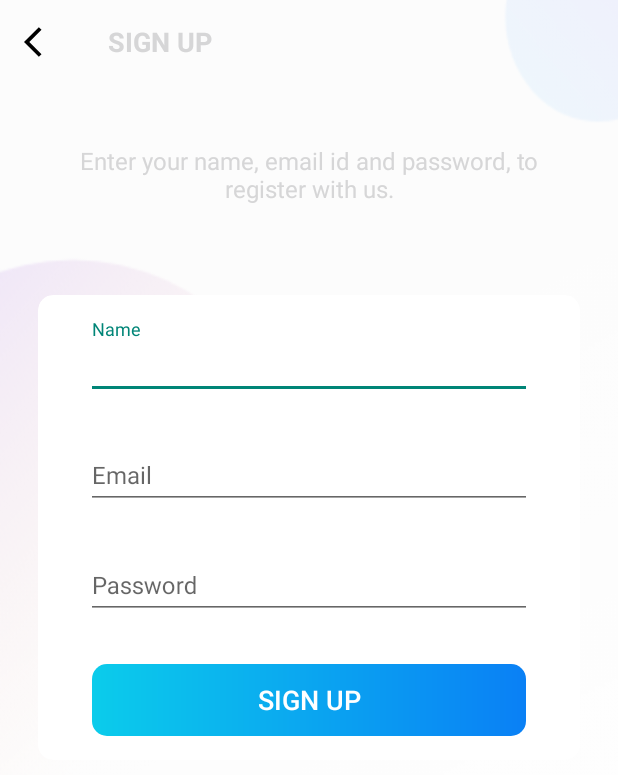
After one commit to sashok1353/android-projects, an Android app: the SignUpActivity screen opened directly, with no data from a screen before it, on a phone screen of 412 x 824 dp. The commit adds this screen. Shown: the top 775 px of the screen. Run offline under Robolectric (Android 15) with nearby library versions, the phone set to English and light mode, and no system bars.

Commit message:
Setting up sign up activity

```diff
--- a/Projemanag/app/build.gradle
+++ b/Projemanag/app/build.gradle
@@ -42,6 +42,7 @@ dependencies {
     implementation 'androidx.appcompat:appcompat:1.5.1'
     implementation 'com.google.android.material:material:1.7.0'
     implementation 'androidx.constraintlayout:constraintlayout:2.1.4'
+    implementation 'com.google.android.material:material:1.7.0'
     testImplementation 'junit:junit:4.13.2'
     androidTestImplementation 'androidx.test.ext:junit:1.1.4'
     androidTestImplementation 'androidx.test.espresso:espresso-core:3.5.0'
--- a/Projemanag/app/src/main/AndroidManifest.xml
+++ b/Projemanag/app/src/main/AndroidManifest.xml
@@ -13,11 +13,19 @@
         android:theme="@style/Theme.Projemanag"
         tools:targetApi="31">
         <activity
+            android:name=".SignUpActivity"
+            android:screenOrientation="portrait"
+            android:theme="@style/Theme.AppCompat.DayNight.NoActionBar"
+            android:exported="false">
+            <meta-data
+                android:name="android.app.lib_name"
+                android:value="" />
+        </activity>
+        <activity
             android:name=".IntroActivity"
             android:exported="false"
             android:screenOrientation="portrait"
-            android:theme="@style/Theme.AppCompat.DayNight.NoActionBar"
-            >
+            android:theme="@style/Theme.AppCompat.DayNight.NoActionBar">
             <meta-data
                 android:name="android.app.lib_name"
                 android:value="" />
--- a/Projemanag/app/src/main/java/com/example/projemanag/IntroActivity.kt
+++ b/Projemanag/app/src/main/java/com/example/projemanag/IntroActivity.kt
@@ -1,6 +1,6 @@
 package com.example.projemanag
 
-import android.graphics.Typeface
+import android.content.Intent
 import androidx.appcompat.app.AppCompatActivity
 import android.os.Bundle
 import android.view.WindowManager
@@ -13,11 +13,15 @@ class IntroActivity : AppCompatActivity() {
     override fun onCreate(savedInstanceState: Bundle?) {
         super.onCreate(savedInstanceState)
         binding = ActivityIntroBinding.inflate(layoutInflater)
-        setContentView(R.layout.activity_intro)
+        setContentView(binding?.root)
         window.setFlags(
             WindowManager.LayoutParams.FLAG_FULLSCREEN,
             WindowManager.LayoutParams.FLAG_FULLSCREEN
         )
 
+        binding?.btnSignUpIntro?.setOnClickListener {
+            startActivity(Intent(this, SignUpActivity::class.java))
+        }
+
     }
 }
--- /dev/null
+++ b/Projemanag/app/src/main/java/com/example/projemanag/SignUpActivity.kt
@@ -0,0 +1,37 @@
+package com.example.projemanag
+
+import androidx.appcompat.app.AppCompatActivity
+import android.os.Bundle
+import android.view.WindowManager
+import com.example.projemanag.databinding.ActivitySignUpBinding
+
+class SignUpActivity : AppCompatActivity() {
+
+    var binding: ActivitySignUpBinding? = null
+
+    override fun onCreate(savedInstanceState: Bundle?) {
+        super.onCreate(savedInstanceState)
+        binding =  ActivitySignUpBinding.inflate(layoutInflater)
+        setContentView(binding?.root)
+        window.setFlags(
+            WindowManager.LayoutParams.FLAG_FULLSCREEN,
+            WindowManager.LayoutParams.FLAG_FULLSCREEN
+        )
+        setupActionBar()
+    }
+
+    private fun setupActionBar() {
+        setSupportActionBar(binding?.toolbarSignUpActivity)
+
+        val actionBar = supportActionBar
+        if(actionBar != null) {
+            actionBar.setDisplayHomeAsUpEnabled(true)
+            actionBar.setHomeAsUpIndicator(R.drawable.ic_black_color_back_24dp)
+        }
+
+        binding?.toolbarSignUpActivity?.setNavigationOnClickListener {
+            onBackPressed()
+        }
+    }
+
+}
--- /dev/null
+++ b/Projemanag/app/src/main/res/drawable/ic_black_color_back_24dp.xml
@@ -0,0 +1,5 @@
+<vector android:autoMirrored="true" android:height="24dp"
+    android:tint="#000000" android:viewportHeight="24"
+    android:viewportWidth="24" android:width="24dp" xmlns:android="http://schemas.android.com/apk/res/android">
+    <path android:fillColor="@android:color/white" android:pathData="M11.67,3.87L9.9,2.1 0,12l9.9,9.9 1.77,-1.77L3.54,12z"/>
+</vector>
--- /dev/null
+++ b/Projemanag/app/src/main/res/layout/activity_sign_up.xml
@@ -0,0 +1,126 @@
+<?xml version="1.0" encoding="utf-8"?>
+<LinearLayout xmlns:android="http://schemas.android.com/apk/res/android"
+    xmlns:app="http://schemas.android.com/apk/res-auto"
+    xmlns:tools="http://schemas.android.com/tools"
+    android:layout_width="match_parent"
+    android:layout_height="match_parent"
+    android:background="@drawable/ic_background"
+    android:orientation="vertical"
+    tools:context=".SignUpActivity">
+
+    <androidx.appcompat.widget.Toolbar
+        android:id="@+id/toolbar_sign_up_activity"
+        android:layout_width="match_parent"
+        android:layout_height="?attr/actionBarSize">
+
+        <TextView
+            android:id="@+id/tv_title"
+            android:layout_width="match_parent"
+            android:layout_height="match_parent"
+            android:gravity="center_vertical"
+            android:text="@string/sign_up"
+            android:textColor="@color/primary_text_color"
+            android:textSize="@dimen/toolbar_title_text_size"
+            android:textStyle="bold" />
+
+    </androidx.appcompat.widget.Toolbar>
+
+    <LinearLayout
+        android:layout_width="match_parent"
+        android:layout_height="match_parent"
+        android:layout_gravity="center"
+        android:layout_marginTop="@dimen/authentication_screen_content_marginTop"
+        android:orientation="vertical">
+
+        <TextView
+            android:layout_width="match_parent"
+            android:layout_height="wrap_content"
+            android:layout_marginStart="@dimen/authentication_screen_marginStartEnd"
+            android:layout_marginEnd="@dimen/authentication_screen_marginStartEnd"
+            android:gravity="center"
+            android:text="@string/sign_up_description_text"
+            android:textColor="@color/secondary_text_color"
+            android:textSize="@dimen/authentication_description_text_size" />
+
+        <androidx.cardview.widget.CardView
+            android:layout_width="match_parent"
+            android:layout_height="wrap_content"
+            android:layout_marginStart="@dimen/authentication_screen_marginStartEnd"
+            android:layout_marginTop="@dimen/authentication_screen_card_view_marginTop"
+            android:layout_marginEnd="@dimen/authentication_screen_marginStartEnd"
+            android:elevation="@dimen/card_view_elevation"
+            app:cardCornerRadius="@dimen/card_view_corner_radius">
+
+            <LinearLayout
+                android:layout_width="match_parent"
+                android:layout_height="wrap_content"
+                android:orientation="vertical"
+                android:padding="@dimen/card_view_layout_content_padding">
+
+                <com.google.android.material.textfield.TextInputLayout
+                    android:layout_width="match_parent"
+                    android:layout_height="wrap_content"
+                    android:layout_marginStart="@dimen/authentication_screen_til_marginStartEnd"
+                    android:layout_marginEnd="@dimen/authentication_screen_til_marginStartEnd">
+
+                    <androidx.appcompat.widget.AppCompatEditText
+                        android:id="@+id/et_name"
+                        android:layout_width="match_parent"
+                        android:layout_height="wrap_content"
+                        android:hint="@string/name"
+                        android:inputType="textEmailAddress"
+                        android:textSize="@dimen/et_text_size" />
+                </com.google.android.material.textfield.TextInputLayout>
+
+                <com.google.android.material.textfield.TextInputLayout
+                    android:layout_width="match_parent"
+                    android:layout_height="wrap_content"
+                    android:layout_marginStart="@dimen/authentication_screen_til_marginStartEnd"
+                    android:layout_marginTop="@dimen/authentication_screen_til_marginTop"
+                    android:layout_marginEnd="@dimen/authentication_screen_til_marginStartEnd">
+
+                    <androidx.appcompat.widget.AppCompatEditText
+                        android:id="@+id/et_email"
+                        android:layout_width="match_parent"
+                        android:layout_height="wrap_content"
+                        android:hint="@string/email"
+                        android:inputType="textEmailAddress"
+                        android:textSize="@dimen/et_text_size" />
+                </com.google.android.material.textfield.TextInputLayout>
+
+                <com.google.android.material.textfield.TextInputLayout
+                    android:layout_width="match_parent"
+                    android:layout_height="wrap_content"
+                    android:layout_marginStart="@dimen/authentication_screen_til_marginStartEnd"
+                    android:layout_marginTop="@dimen/authentication_screen_til_marginTop"
+                    android:layout_marginEnd="@dimen/authentication_screen_til_marginStartEnd">
+
+                    <androidx.appcompat.widget.AppCompatEditText
+                        android:id="@+id/et_password"
+                        android:layout_width="match_parent"
+                        android:layout_height="wrap_content"
+                        android:hint="@string/password"
+                        android:inputType="textPassword"
+                        android:textSize="16sp" />
+                </com.google.android.material.textfield.TextInputLayout>
+
+                <androidx.appcompat.widget.AppCompatButton
+                    android:id="@+id/btn_sign_up"
+                    android:layout_width="match_parent"
+                    android:layout_height="wrap_content"
+                    android:layout_gravity="center"
+                    android:layout_marginStart="@dimen/btn_marginStartEnd"
+                    android:layout_marginTop="@dimen/sign_up_screen_btn_marginTop"
+                    android:layout_marginEnd="@dimen/btn_marginStartEnd"
+                    android:background="@drawable/shape_button_rounded"
+                    android:foreground="?attr/selectableItemBackground"
+                    android:gravity="center"
+                    android:paddingTop="@dimen/btn_paddingTopBottom"
+                    android:paddingBottom="@dimen/btn_paddingTopBottom"
+                    android:text="@string/sign_up"
+                    android:textColor="@android:color/white"
+                    android:textSize="@dimen/btn_text_size" />
+            </LinearLayout>
+        </androidx.cardview.widget.CardView>
+    </LinearLayout>
+</LinearLayout>
--- a/Projemanag/app/src/main/res/values/dimens.xml
+++ b/Projemanag/app/src/main/res/values/dimens.xml
@@ -15,4 +15,16 @@
     <dimen name="btn_paddingTopBottom">8dp</dimen>
     <dimen name="intro_screen_sign_up_btn_marginTop">15dp</dimen>
     <dimen name="btn_text_size">18sp</dimen>
+    <dimen name="sign_up_screen_btn_marginTop">30dp</dimen>
+    <dimen name="toolbar_title_text_size">18sp</dimen>
+    <dimen name="authentication_screen_content_marginTop">40dp</dimen>
+    <dimen name="authentication_description_text_size">16sp</dimen>
+    <dimen name="authentication_screen_marginStartEnd">25dp</dimen>
+    <dimen name="authentication_screen_card_view_marginTop">60dp</dimen>
+    <dimen name="card_view_elevation">10dp</dimen>
+    <dimen name="card_view_corner_radius">10dp</dimen>
+    <dimen name="card_view_layout_content_padding">16dp</dimen>
+    <dimen name="authentication_screen_til_marginStartEnd">16dp</dimen>
+    <dimen name="et_text_size">16sp</dimen>
+    <dimen name="authentication_screen_til_marginTop">20dp</dimen>
 </resources>
--- a/Projemanag/app/src/main/res/values/strings.xml
+++ b/Projemanag/app/src/main/res/values/strings.xml
@@ -5,4 +5,8 @@
     <string name="intro_text_description">Collaborate and Plan Together Across Multiple Devices on Projemanag’s Minimalist Interface.</string>
     <string name="sign_in">SIGN IN</string>
     <string name="sign_up">SIGN UP</string>
+    <string name="sign_up_description_text">Enter your name, email id and password, to register with us.</string>
+    <string name="name">Name</string>
+    <string name="password">Password</string>
+    <string name="email">Email</string>
 </resources>
```
Also changed, not shown: Projemanag/app/src/main/res/drawable/ic_background.png (added).
